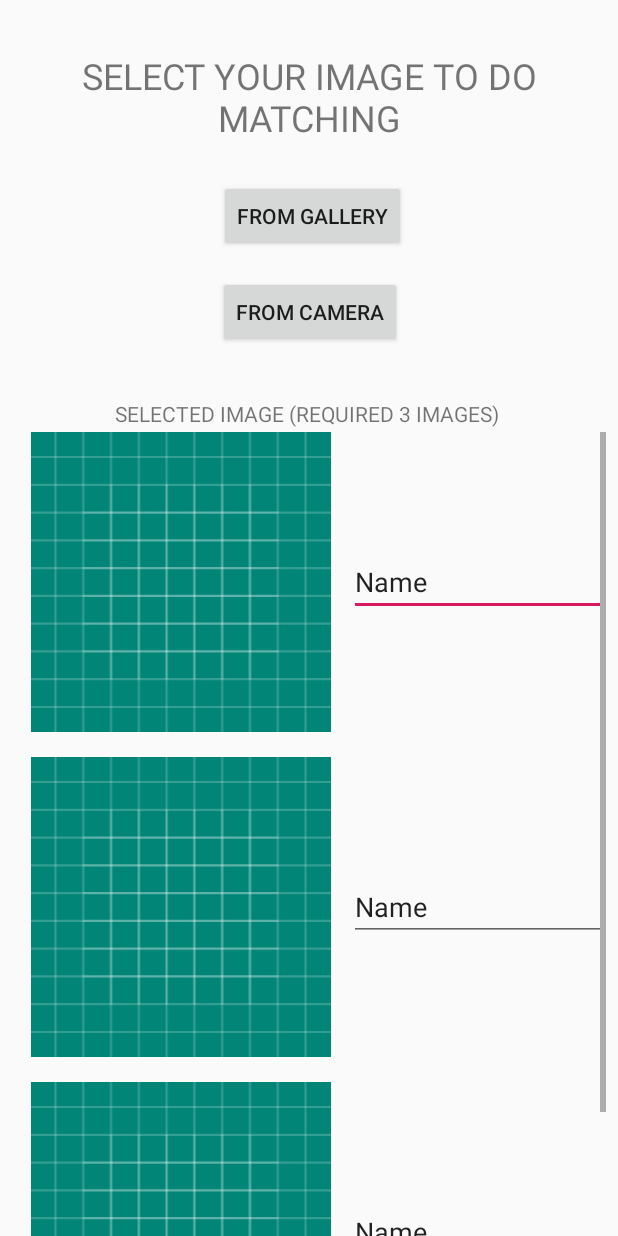
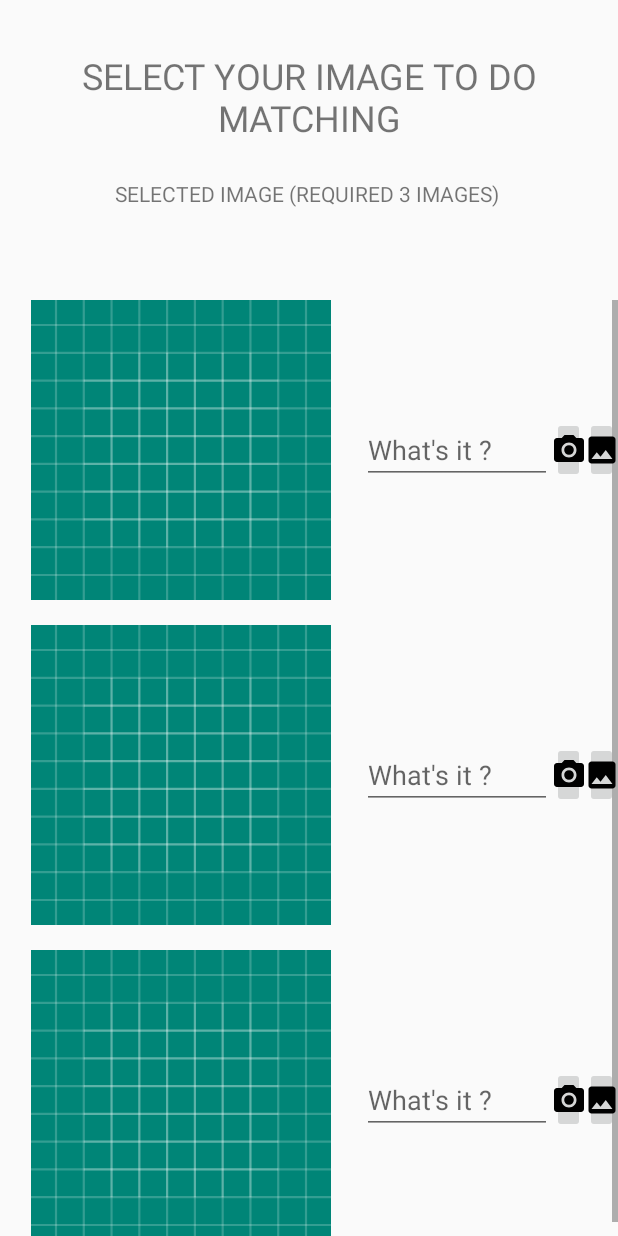
Before and after one commit to VectorXz/WirelessMatchingGame, an Android app: the SelectImageLanding screen opened directly, with no data from a screen before it, on a phone screen of 412 x 824 dp. Run offline under Robolectric (Android 15) with nearby library versions, the phone set to English and light mode, and no system bars.

Commit message:
update select image landing layout

```diff
--- a/app/src/main/AndroidManifest.xml
+++ b/app/src/main/AndroidManifest.xml
@@ -1,6 +1,9 @@
 <?xml version="1.0" encoding="utf-8"?>
 <manifest xmlns:android="http://schemas.android.com/apk/res/android"
     package="com.example.wirelessmatchinggame">
+
+    <uses-feature android:name="android.hardware.camera"
+        android:required="true" />
 
     <application
         android:allowBackup="true"
--- a/app/src/main/java/com/example/wirelessmatchinggame/SelectImageLanding.kt
+++ b/app/src/main/java/com/example/wirelessmatchinggame/SelectImageLanding.kt
@@ -1,12 +1,42 @@
 package com.example.wirelessmatchinggame
 
+import android.content.Intent
+import android.graphics.Bitmap
 import androidx.appcompat.app.AppCompatActivity
 import android.os.Bundle
+import android.provider.MediaStore
+import android.widget.Button
+import android.widget.ImageButton
+import android.widget.ImageView
 
 class SelectImageLanding : AppCompatActivity() {
 
     override fun onCreate(savedInstanceState: Bundle?) {
         super.onCreate(savedInstanceState)
         setContentView(R.layout.activity_select_image_landing)
+
+        val takePhoto: ImageButton = findViewById(R.id.camBtn1)
+        takePhoto.setOnClickListener {
+            dispatchTakePictureIntent()
+        }
+    }
+
+    val REQUEST_IMAGE_CAPTURE = 1
+
+    private fun dispatchTakePictureIntent() {
+        Intent(MediaStore.ACTION_IMAGE_CAPTURE).also { takePictureIntent ->
+            takePictureIntent.resolveActivity(packageManager)?.also {
+                startActivityForResult(takePictureIntent, REQUEST_IMAGE_CAPTURE)
+            }
+        }
+    }
+
+    override fun onActivityResult(requestCode: Int, resultCode: Int, data: Intent?) {
+        super.onActivityResult(requestCode, resultCode, data)
+        if (requestCode == REQUEST_IMAGE_CAPTURE && resultCode == RESULT_OK) {
+            val imageBitmap = data?.extras?.get("data") as Bitmap
+            val imgView : ImageView = findViewById(R.id.imgThumb1)
+            imgView.setImageBitmap(imageBitmap)
+        }
     }
 }
--- /dev/null
+++ b/app/src/main/res/drawable/ic_camera_alt_black_24dp.xml
@@ -0,0 +1,12 @@
+<vector xmlns:android="http://schemas.android.com/apk/res/android"
+        android:width="24dp"
+        android:height="24dp"
+        android:viewportWidth="24.0"
+        android:viewportHeight="24.0">
+    <path
+        android:fillColor="#FF000000"
+        android:pathData="M12,12m-3.2,0a3.2,3.2 0,1 1,6.4 0a3.2,3.2 0,1 1,-6.4 0"/>
+    <path
+        android:fillColor="#FF000000"
+        android:pathData="M9,2L7.17,4L4,4c-1.1,0 -2,0.9 -2,2v12c0,1.1 0.9,2 2,2h16c1.1,0 2,-0.9 2,-2L22,6c0,-1.1 -0.9,-2 -2,-2h-3.17L15,2L9,2zM12,17c-2.76,0 -5,-2.24 -5,-5s2.24,-5 5,-5 5,2.24 5,5 -2.24,5 -5,5z"/>
+</vector>
--- /dev/null
+++ b/app/src/main/res/drawable/ic_image_black_24dp.xml
@@ -0,0 +1,9 @@
+<vector xmlns:android="http://schemas.android.com/apk/res/android"
+        android:width="24dp"
+        android:height="24dp"
+        android:viewportWidth="24.0"
+        android:viewportHeight="24.0">
+    <path
+        android:fillColor="#FF000000"
+        android:pathData="M21,19V5c0,-1.1 -0.9,-2 -2,-2H5c-1.1,0 -2,0.9 -2,2v14c0,1.1 0.9,2 2,2h14c1.1,0 2,-0.9 2,-2zM8.5,13.5l2.5,3.01L14.5,12l4.5,6H5l3.5,-4.5z"/>
+</vector>
--- a/app/src/main/res/layout/activity_select_image_landing.xml
+++ b/app/src/main/res/layout/activity_select_image_landing.xml
@@ -4,7 +4,8 @@
     xmlns:tools="http://schemas.android.com/tools"
     android:layout_width="match_parent"
     android:layout_height="match_parent"
-    tools:context=".SelectImageLanding">
+    tools:context=".SelectImageLanding"
+    android:focusableInTouchMode="true">
 
     <TextView
         android:id="@+id/textView12"
@@ -19,30 +20,6 @@
         app:layout_constraintStart_toStartOf="parent"
         app:layout_constraintTop_toTopOf="parent" />
 
-    <Button
-        android:id="@+id/button"
-        android:layout_width="wrap_content"
-        android:layout_height="wrap_content"
-        android:layout_marginTop="120dp"
-        android:text="@string/from_gallery"
-        app:layout_constraintEnd_toEndOf="parent"
-        app:layout_constraintHorizontal_bias="0.508"
-        app:layout_constraintStart_toStartOf="parent"
-        app:layout_constraintTop_toTopOf="parent"
-        tools:text="@string/from_gallery" />
-
-    <Button
-        android:id="@+id/button3"
-        android:layout_width="wrap_content"
-        android:layout_height="wrap_content"
-        android:layout_marginTop="16dp"
-        android:text="@string/from_camera"
-        app:layout_constraintEnd_toEndOf="parent"
-        app:layout_constraintHorizontal_bias="0.503"
-        app:layout_constraintStart_toStartOf="parent"
-        app:layout_constraintTop_toBottomOf="@+id/button"
-        tools:text="@string/from_camera" />
-
     <TextView
         android:id="@+id/textView14"
         android:layout_width="wrap_content"
@@ -51,20 +28,17 @@
         app:layout_constraintBottom_toBottomOf="parent"
         app:layout_constraintEnd_toEndOf="parent"
         app:layout_constraintStart_toStartOf="parent"
-        app:layout_constraintTop_toBottomOf="@+id/button3"
-        app:layout_constraintVertical_bias="0.059" />
+        app:layout_constraintTop_toBottomOf="@+id/textView12"
+        app:layout_constraintVertical_bias="0.035" />
 
     <ScrollView
         android:layout_width="match_parent"
         android:layout_height="match_parent"
-        android:layout_marginStart="8dp"
-        android:layout_marginTop="288dp"
-        android:layout_marginEnd="8dp"
+        android:layout_marginTop="200dp"
         app:layout_constraintBottom_toBottomOf="parent"
         app:layout_constraintEnd_toEndOf="parent"
         app:layout_constraintStart_toStartOf="parent"
-        app:layout_constraintTop_toTopOf="parent"
-        app:layout_constraintVertical_bias="0.0">
+        app:layout_constraintTop_toBottomOf="@+id/textView14">
 
         <LinearLayout
             android:layout_width="match_parent"
@@ -78,21 +52,36 @@
                 android:orientation="horizontal">
 
                 <ImageView
-                    android:id="@+id/imageView16"
+                    android:id="@+id/imgThumb1"
                     android:layout_width="400px"
                     android:layout_height="300px"
                     android:layout_weight="1"
                     app:srcCompat="@drawable/ic_launcher_background" />
 
                 <EditText
-                    android:id="@+id/editText4"
-                    android:layout_width="wrap_content"
+                    android:id="@+id/txtImg1"
+                    android:layout_width="152dp"
                     android:layout_height="wrap_content"
                     android:layout_weight="1"
                     android:ems="10"
                     android:inputType="textPersonName"
-                    android:text="Name"
+                    android:hint="What's it ?"
                     android:textAlignment="textStart" />
+
+                <ImageButton
+                    android:id="@+id/camBtn1"
+                    android:layout_width="wrap_content"
+                    android:layout_height="wrap_content"
+                    android:layout_weight="1"
+                    app:srcCompat="@drawable/ic_camera_alt_black_24dp" />
+
+                <ImageButton
+                    android:id="@+id/gallBtn1"
+                    android:layout_width="wrap_content"
+                    android:layout_height="wrap_content"
+                    android:layout_weight="1"
+                    app:srcCompat="@drawable/ic_image_black_24dp" />
+
             </LinearLayout>
 
             <Space
@@ -106,20 +95,35 @@
                 android:orientation="horizontal">
 
                 <ImageView
-                    android:id="@+id/imageView15"
+                    android:id="@+id/imgThumb2"
                     android:layout_width="400px"
                     android:layout_height="300px"
                     android:layout_weight="1"
                     app:srcCompat="@drawable/ic_launcher_background" />
 
                 <EditText
-                    android:id="@+id/editText5"
-                    android:layout_width="wrap_content"
+                    android:id="@+id/txtImg2"
+                    android:layout_width="152dp"
                     android:layout_height="wrap_content"
                     android:layout_weight="1"
                     android:ems="10"
                     android:inputType="textPersonName"
-                    android:text="Name" />
+                    android:hint="What's it ?"
+                    android:textAlignment="textStart" />
+
+                <ImageButton
+                    android:id="@+id/camBtn2"
+                    android:layout_width="wrap_content"
+                    android:layout_height="wrap_content"
+                    android:layout_weight="1"
+                    app:srcCompat="@drawable/ic_camera_alt_black_24dp" />
+
+                <ImageButton
+                    android:id="@+id/gallBtn2"
+                    android:layout_width="wrap_content"
+                    android:layout_height="wrap_content"
+                    android:layout_weight="1"
+                    app:srcCompat="@drawable/ic_image_black_24dp" />
             </LinearLayout>
 
             <Space
@@ -133,20 +137,35 @@
                 android:orientation="horizontal">
 
                 <ImageView
-                    android:id="@+id/imageView17"
+                    android:id="@+id/imgThumb3"
                     android:layout_width="400px"
                     android:layout_height="300px"
                     android:layout_weight="1"
                     app:srcCompat="@drawable/ic_launcher_background" />
 
                 <EditText
-                    android:id="@+id/editText6"
-                    android:layout_width="wrap_content"
+                    android:id="@+id/txtImg3"
+                    android:layout_width="152dp"
                     android:layout_height="wrap_content"
                     android:layout_weight="1"
                     android:ems="10"
                     android:inputType="textPersonName"
-                    android:text="Name" />
+                    android:hint="What's it ?"
+                    android:textAlignment="textStart" />
+
+                <ImageButton
+                    android:id="@+id/camBtn3"
+                    android:layout_width="wrap_content"
+                    android:layout_height="wrap_content"
+                    android:layout_weight="1"
+                    app:srcCompat="@drawable/ic_camera_alt_black_24dp" />
+
+                <ImageButton
+                    android:id="@+id/gallBtn3"
+                    android:layout_width="wrap_content"
+                    android:layout_height="wrap_content"
+                    android:layout_weight="1"
+                    app:srcCompat="@drawable/ic_image_black_24dp" />
             </LinearLayout>
 
         </LinearLayout>
```
